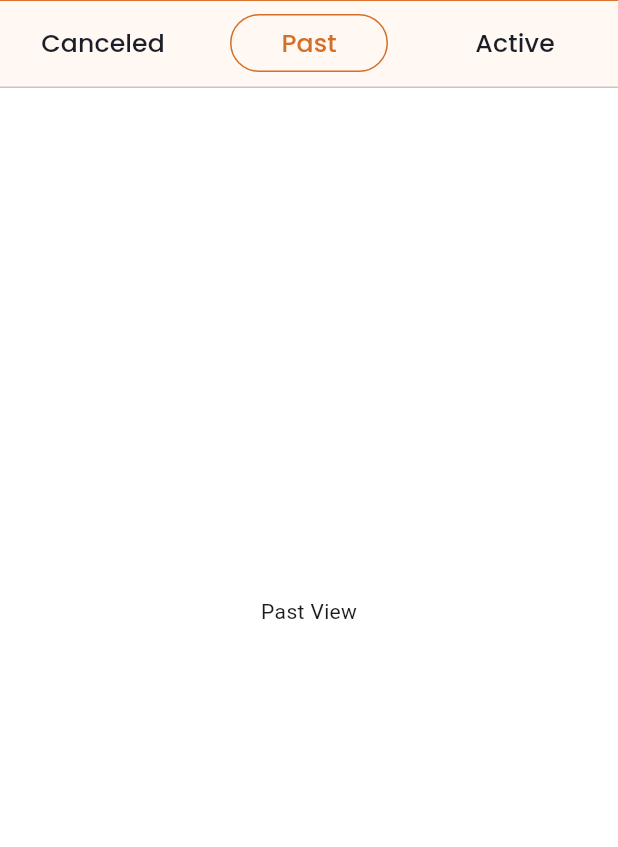
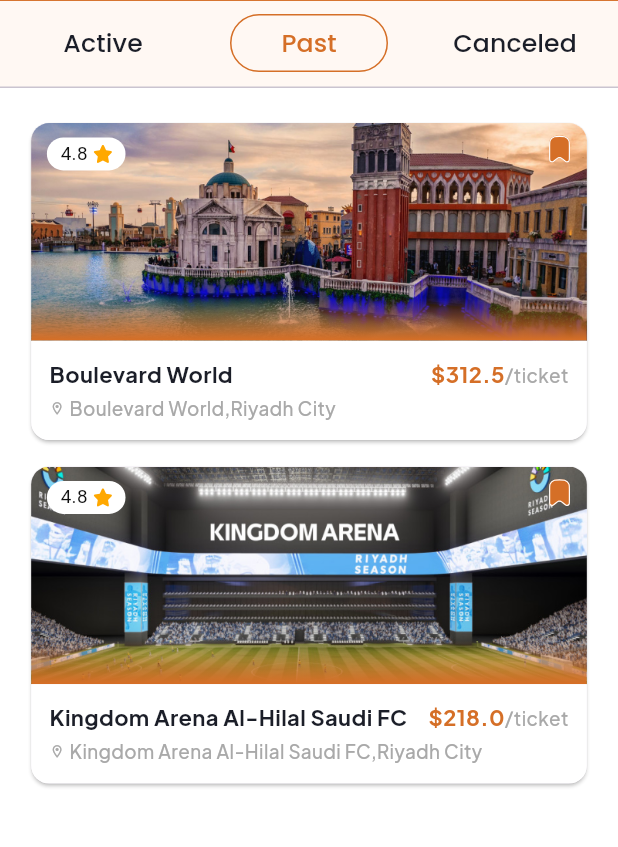
Before and after one commit to wael-saif23/travel_app, a Flutter app: the BookingView screen opened by its route, tab 2 chosen, on a phone screen of 412 x 824 dp, the part 101-948 px from its top. Run offline on Flutter 3.47's test engine with Material 3 defaults, Android fonts, the phone set to English and light mode, and no system bars; our stand-ins replace bloc, cached_network_image, dio, equatable, firebase_messaging, flutter_bloc and 13 more; missing offline and left inert: dio_http_formatter; accounts and stored records are empty; project files that could hold a hidden picture were left out.

Commit message:
** finish booking view UI **
- add needed assets
- * create service card model
- * create custom service card
- * build canceled, past and active views UI using custom service card

```diff
--- /dev/null
+++ b/lib/data/model/service_card.dart
@@ -0,0 +1,18 @@
+class ServiceCardModel {
+  final String title;
+  final String place;
+  final String imagePath;
+  final double price;
+  final double? rating;
+  final bool isSaved;
+
+  const ServiceCardModel({
+    required this.title,
+    required this.place,
+    required this.imagePath,
+    required this.price,
+    required this.rating,
+    required this.isSaved,
+  });
+
+}
--- a/lib/features/bottom_nav/pages/booking/cubit/booking_cubit.dart
+++ b/lib/features/bottom_nav/pages/booking/cubit/booking_cubit.dart
@@ -27,13 +27,13 @@
     Future.delayed(const Duration(milliseconds: 250), () {
       switch (index) {
         case 0:
-          emit(BookingCanceledLoadedState());
+          emit(BookingActiveLoadedState());
           break;
         case 1:
           emit(BookingPastLoadedState());
           break;
         case 2:
-          emit(BookingActiveLoadedState());
+          emit(BookingCanceledLoadedState());
           break;
         default:
           emit(BookingInitialState());
--- a/lib/features/bottom_nav/pages/booking/views/active_view.dart
+++ b/lib/features/bottom_nav/pages/booking/views/active_view.dart
@@ -1,12 +1,39 @@
 import 'package:flutter/material.dart';
+import 'package:flutter_screenutil/flutter_screenutil.dart';
+import 'package:travel_app/data/model/service_card.dart';
+import 'package:travel_app/res/assets.dart';
+import 'package:travel_app/widgets/customs/custom_service_card.dart';
 
 class ActiveView extends StatelessWidget {
   const ActiveView({super.key});
-
+final List<ServiceCardModel> activeServices = const [
+    ServiceCardModel(
+      imagePath: KAppPngs.boulevardCity,
+      title: "Boulevard City",
+      place: "Boulevard City,Riyadh City",
+      price: 165.3,
+      rating: 4.8,
+      isSaved: true,
+    )
+  ];
   @override
   Widget build(BuildContext context) {
-    return Center(
-      child: Text("Active View"),
+    return Padding(
+      padding: EdgeInsets.only(top: 20.h, left: 16.w, right: 16.w),
+      child: ListView.builder(
+        physics: BouncingScrollPhysics(),
+        itemCount: activeServices.length,
+        itemBuilder: (BuildContext context, int index) {
+          return CustomServiceCard(
+            title: activeServices[index].title,
+            place: activeServices[index].place,
+            imagePath: activeServices[index].imagePath,
+            price: activeServices[index].price,
+            rating: activeServices[index].rating,
+            isSaved: activeServices[index].isSaved,
+          );
+        },
+      ),
     );
   }
 }
--- a/lib/features/bottom_nav/pages/booking/views/booking_view.dart
+++ b/lib/features/bottom_nav/pages/booking/views/booking_view.dart
@@ -26,12 +26,12 @@
             builder: (context, state) {
               if (state is BookingLoadingState) {
                 return const Center(child: CircularProgressIndicator());
-              } else if (state is BookingCanceledLoadedState) {
-                return const CanceledView();
+              } else if (state is BookingActiveLoadedState) {
+                return const ActiveView();
               } else if (state is BookingPastLoadedState) {
                 return const PastView();
-              } else if (state is BookingActiveLoadedState) {
-                return const ActiveView();
+              } else if (state is BookingCanceledLoadedState ) {
+                return const CanceledView();
               }
               return const Center(child: Text("Select a Tab"));
             },
@@ -63,7 +63,7 @@
                 indicator: const BoxDecoration(),
                 tabs: [
                   CustomTapItemWidget(
-                        tapItemText: 'Canceled',
+                    tapItemText: 'Active',
                     isSelected: activeTab == 0,
                   ),
                   CustomTapItemWidget(
@@ -71,7 +71,7 @@
                     isSelected: activeTab == 1,
                   ),
                   CustomTapItemWidget(
-                        tapItemText: 'Active',
+                    tapItemText: 'Canceled',
                     isSelected: activeTab == 2,
                   ),
                 ],
--- a/lib/features/bottom_nav/pages/booking/views/canceled_view.dart
+++ b/lib/features/bottom_nav/pages/booking/views/canceled_view.dart
@@ -1,12 +1,40 @@
 import 'package:flutter/material.dart';
+import 'package:flutter_screenutil/flutter_screenutil.dart';
+import 'package:travel_app/data/model/service_card.dart';
+import 'package:travel_app/res/assets.dart';
+import 'package:travel_app/widgets/customs/custom_service_card.dart';
 
 class CanceledView extends StatelessWidget {
   const CanceledView({super.key});
+  final List<ServiceCardModel> canceledServices = const [
+    ServiceCardModel(
+      imagePath: KAppPngs.boulevardCity,
+      title: "Boulevard City",
+      place: "Boulevard City,Riyadh City",
+      price: 165.3,
+      rating: 4.8,
+      isSaved: true,
+    )
+  ];
 
   @override
   Widget build(BuildContext context) {
-    return Center(
-      child: Text("Canceled View"),
+    return Padding(
+      padding: EdgeInsets.only(top: 20.h, left: 16.w, right: 16.w),
+      child: ListView.builder(
+        physics: BouncingScrollPhysics(),
+        itemCount: canceledServices.length,
+        itemBuilder: (BuildContext context, int index) {
+          return CustomServiceCard(
+            title: canceledServices[index].title,
+            place: canceledServices[index].place,
+            imagePath: canceledServices[index].imagePath,
+            price: canceledServices[index].price,
+            rating: canceledServices[index].rating,
+            isSaved: canceledServices[index].isSaved,
+          );
+        },
+      ),
     );
   }
 }
--- a/lib/features/bottom_nav/pages/booking/views/past_view.dart
+++ b/lib/features/bottom_nav/pages/booking/views/past_view.dart
@@ -1,12 +1,47 @@
 import 'package:flutter/material.dart';
+import 'package:flutter_screenutil/flutter_screenutil.dart';
+import 'package:travel_app/data/model/service_card.dart';
+import 'package:travel_app/res/assets.dart';
+import 'package:travel_app/widgets/customs/custom_service_card.dart';
 
 class PastView extends StatelessWidget {
   const PastView({super.key});
+final List<ServiceCardModel> pastServices = const [
+    ServiceCardModel(
+      imagePath: KAppPngs.boulevardWorld,
+      title: "Boulevard World",
+      place: "Boulevard World,Riyadh City",
+      price: 312.5,
+      rating: 4.8,
+      isSaved: true,
+    ),ServiceCardModel(
+      imagePath: KAppPngs.kingdomArenaAlHilalSaudiFC,
+      title: "Kingdom Arena Al-Hilal Saudi FC",
+      place: "Kingdom Arena Al-Hilal Saudi FC,Riyadh City",
+      price: 218,
+      rating: 4.8,
+      isSaved: true,
+    ),
 
+  ];
   @override
   Widget build(BuildContext context) {
-    return Center(
-      child: Text("Past View"),
+    return Padding(
+      padding: EdgeInsets.only(top: 20.h, left: 16.w, right: 16.w),
+      child: ListView.builder(
+        physics: BouncingScrollPhysics(),
+        itemCount: pastServices.length,
+        itemBuilder: (BuildContext context, int index) {
+          return CustomServiceCard(
+            title: pastServices[index].title,
+            place: pastServices[index].place,
+            imagePath: pastServices[index].imagePath,
+            price: pastServices[index].price,
+            rating: pastServices[index].rating,
+            isSaved: pastServices[index].isSaved,
+          );
+        },
+      ),
     );
   }
 }
--- a/lib/main.dart
+++ b/lib/main.dart
@@ -84,6 +84,12 @@
 // - * create custom tap item widget file
 // -  add bottom property to custom simple app bar for
 // adding bottom tap bar if needed .
+// ** finish booking view UI **
+// - add needed assets
+// - * create service card model
+// - * create custom service card
+// - * build canceled, past and active views UI using
+// custom service card
 
 Future<void> main() async {
   SystemChrome.setSystemUIOverlayStyle(SystemUiOverlayStyle(
--- a/lib/res/assets.dart
+++ b/lib/res/assets.dart
@@ -50,9 +50,14 @@
   static const String leadingSearchIcon =
       'assets/images/svg/leading_search_icon.svg';
 
+  static const String starIcon = 'assets/images/svg/star_icon.svg';
+
 //* mark
   static const String markSelected = 'assets/images/svg/mark_selected.svg';
   static const String markUnselected = 'assets/images/svg/mark_unselected.svg';
+
+////////
+//
 }
 
 class KAppPngs {
@@ -95,4 +100,12 @@
   //* offers
   static const String offer1 = "assets/images/png/offer1.png";
   static const String offer2 = "assets/images/png/offer2.png";
+
+  // * services card photos
+  static const String boulevardCity =
+      'assets/images/png/Boulevard_City_bng.png';
+  static const String boulevardWorld =
+      'assets/images/png/Boulevard_World_bng.png';
+  static const String kingdomArenaAlHilalSaudiFC =
+      'assets/images/png/Kingdom_Arena_Al-Hilal_Saudi_FC_bng.png';
 }
--- /dev/null
+++ b/lib/widgets/customs/custom_service_card.dart
@@ -0,0 +1,152 @@
+import 'package:flutter/material.dart';
+import 'package:flutter_screenutil/flutter_screenutil.dart';
+import 'package:flutter_svg/svg.dart';
+import 'package:travel_app/core/extension/sizedbox_extention.dart';
+import 'package:travel_app/core/utils/app_text_styles.dart';
+import 'package:travel_app/res/assets.dart';
+import 'package:travel_app/res/colors.dart';
+
+class CustomServiceCard extends StatelessWidget {
+  const CustomServiceCard(
+      {super.key,
+      required this.title,
+      required this.place,
+      required this.imagePath,
+      required this.price,
+      this.rating,
+      required this.isSaved});
+  final String title;
+  final String place;
+  final String imagePath;
+  final double price;
+  final double? rating;
+  final bool isSaved;
+  @override
+  Widget build(BuildContext context) {
+    return Padding(
+      padding: EdgeInsets.only(bottom: 10.h),
+      child: Card(
+        clipBehavior: Clip.antiAlias,
+        child: Column(
+          mainAxisAlignment: MainAxisAlignment.spaceBetween,
+          children: [
+            Stack(
+              children: [
+                AspectRatio(
+                    aspectRatio: 360 / 141,
+                    child: Container(
+                      foregroundDecoration: BoxDecoration(
+                        gradient: LinearGradient(
+                            begin: Alignment.bottomCenter,
+                            end: Alignment.topCenter,
+                            colors: [
+                              KAppColors.primaryColor,
+                              KAppColors.primaryColor.withOpacity(0.0),
+                            ],
+                            stops: const [
+                              0.005,
+                              0.2,
+                            ]),
+                      ),
+                      child: Image.asset(
+                        imagePath,
+                        fit: BoxFit.cover,
+                      ),
+                    )),
+                Positioned(
+                    top: 10.h,
+                    left: 10.w,
+                    child: Container(
+                      width: 50.w,
+                      height: 22.66.h,
+                      decoration: BoxDecoration(
+                          color: KAppColors.white,
+                          borderRadius:
+                              BorderRadius.all(Radius.circular(15.r))),
+                      child: Row(
+                          mainAxisAlignment: MainAxisAlignment.center,
+                          children: [
+                            Text(
+                              rating.toString(),
+                              style: TextStyle(
+                                  color: KAppColors.blackColor,
+                                  fontSize: 12.sp),
+                            ),
+                            3.sW,
+                            SvgPicture.asset(
+                              KAppSvgs.starIcon,
+                            ),
+                          ]),
+                    )),
+                Positioned(
+                    top: 8.h,
+                    right: 10.w,
+                    child: InkWell(
+                      onTap: () {},
+                      child: SvgPicture.asset(
+                        isSaved
+                            ? KAppSvgs.markSelected
+                            : KAppSvgs.markUnselected,
+                        height: 20.h,
+                      ),
+                    )),
+              ],
+            ),
+            Container(
+              color: KAppColors.white,
+              child: Padding(
+                padding: EdgeInsets.all(12.dg),
+                child: Column(
+                  children: [
+                    Row(
+                      mainAxisAlignment: MainAxisAlignment.spaceBetween,
+                      children: [
+                        Text(
+                          title,
+                          style: KAppTextStyle.plusJakartaSansBold14
+                              .copyWith(color: KAppColors.blacPrimaryColor),
+                        ),
+                        Text.rich(
+                          TextSpan(
+                            children: [
+                              TextSpan(
+                                text: "\$$price",
+                                style: KAppTextStyle.plusJakartaSansBold14
+                                    .copyWith(color: KAppColors.primaryColor),
+                              ),
+                              TextSpan(
+                                text: "/ticket",
+                                style: KAppTextStyle.plusJakartaSansMedium12
+                                    .copyWith(color: KAppColors.kGray),
+                              )
+                            ],
+                          ),
+                        )
+                      ],
+                    ),
+                    3.sH,
+                    Row(
+                      children: [
+                        Icon(
+                          Icons.location_on_outlined,
+                          color: KAppColors.kGray,
+                          size: 10.dg,
+                        ),
+                        3.sW,
+                        Text(
+                          place,
+                          style: KAppTextStyle.plusJakartaSansMedium12
+                              .copyWith(color: KAppColors.kGray),
+                        )
+                      ],
+                    )
+                  ],
+                ),
+              ),
+            )
+          ],
+        ),
+      ),
+    );
+  }
+}
```
Also changed, not shown: assets/images/png/Boulevard_City_bng.png (added), assets/images/png/Boulevard_World_bng.png (added), assets/images/png/Kingdom_Arena_Al-Hilal_Saudi_FC_bng.png (added), assets/images/svg/Boulevard_City.svg (added), assets/images/svg/Boulevard_World.svg (added), assets/images/svg/star_icon.svg (added), 1 other file. Lines whose indentation alone changed are shown as unchanged.
